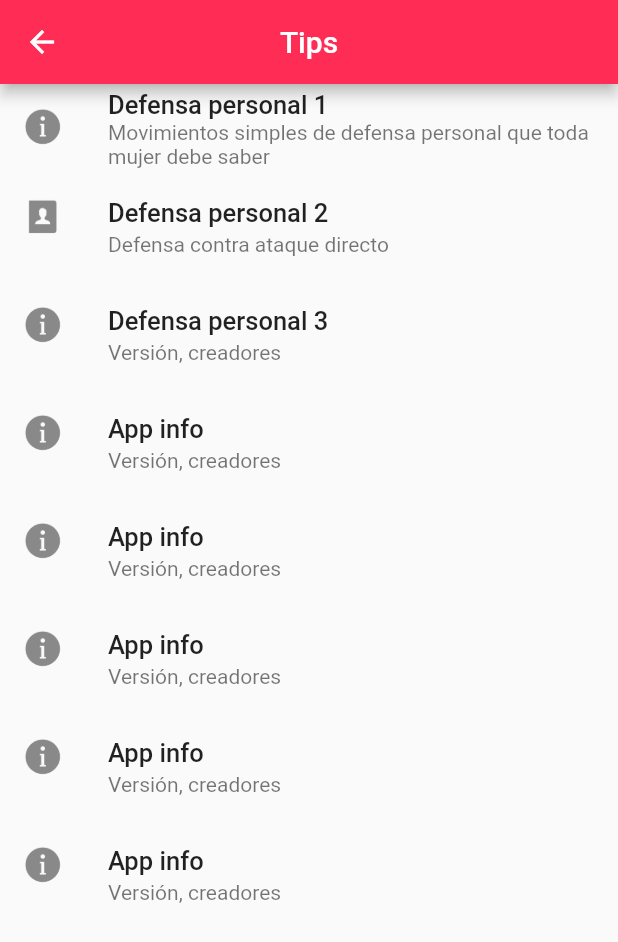
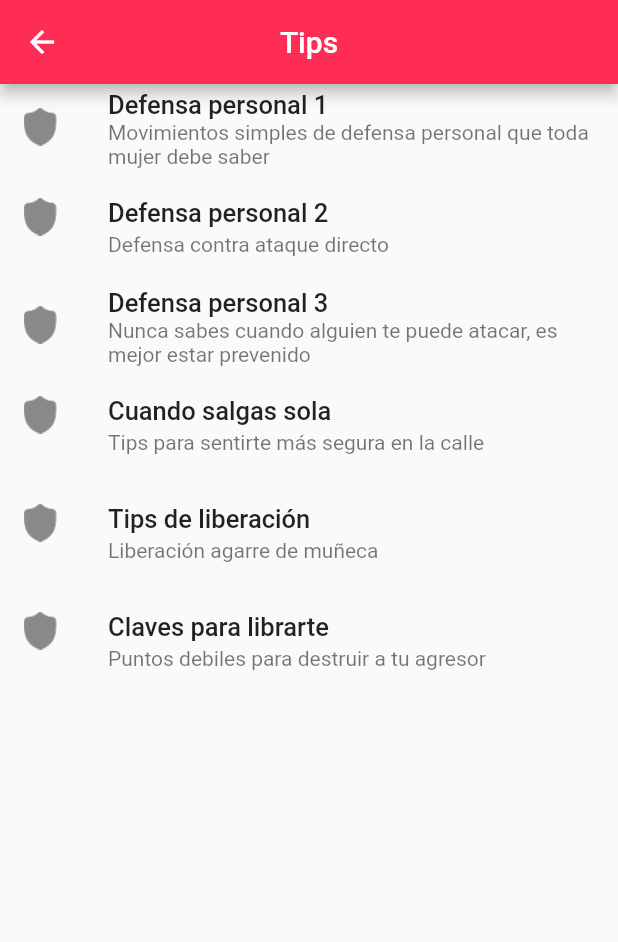
Before and after one commit to DaniloJ0/Help.me, a Flutter app: the MenuPage screen opened directly, after a tap on "Tips", on a phone screen of 412 x 824 dp. Shown: the top 942 px of the screen. Run offline on Flutter 3.47's test engine with Material 2 defaults, Android fonts, the phone set to English and light mode, and no system bars; our stand-ins replace firebase_auth, firebase_core, geocoding, geolocator, get, permission_handler and 2 more; missing offline and left inert: fluttercontactpicker, geocode, telephony; accounts and stored records are empty; Roboto replaces fonts that are missing (Abhaya Libre SemiBold).

Commit message:
feat: add tips session in Menu Page

```diff
--- a/lib/ui/tipsPage.dart
+++ b/lib/ui/tipsPage.dart
@@ -31,54 +31,41 @@ Widget ListMenu() {
   return ListView(
     children: [
       ListTile(
-          leading: icons('info'),
+          leading: icons('proteger'),
           title: textos('Defensa personal 1', 17.0, FontWeight.w500),
           subtitle: textos(
               'Movimientos simples de defensa personal que toda mujer debe saber', 14.0, FontWeight.w400),
               onTap: ()=> launch("https://www.youtube.com/watch?v=3sad-WUVAIs&list=PLPrkSqYAH8OebCsp0Bf04skVWeeq92pzS&index=2&ab_channel=IstiloMartialArts")),
       ListTile(
-          leading: icons('herContact'),
+          leading: icons('proteger'),
           title: textos('Defensa personal 2', 17.0, FontWeight.w500),
           subtitle: textos('Defensa contra ataque directo', 14.0,
               FontWeight.w400),
               onTap: ()=>  launch("https://www.youtube.com/watch?v=0iARKD6gEVI&list=PLPrkSqYAH8OebCsp0Bf04skVWeeq92pzS&index=6&ab_channel=YUGODefensaPersonal")),
       ListTile(
-        leading: icons('info'),
+          leading: icons('proteger'),
         title: textos('Defensa personal 3', 17.0, FontWeight.w500),
         subtitle: textos(
-            'Versión, creadores', 14.0, FontWeight.w400),
+            'Nunca sabes cuando alguien te puede atacar, es mejor estar prevenido', 14.0, FontWeight.w400),
               onTap: ()=> launch("https://www.youtube.com/watch?v=-yUZDbCJ1KI&list=PLPrkSqYAH8OebCsp0Bf04skVWeeq92pzS&index=15&ab_channel=BrainyCrafts")),
       ListTile(
-        leading: icons('info'),
-        title: textos('App info', 17.0, FontWeight.w500),
+          leading: icons('proteger'),
+        title: textos('Cuando salgas sola', 17.0, FontWeight.w500),
         subtitle: textos(
-            'Versión, creadores', 14.0, FontWeight.w400),
-              onTap: ()=> launch("")),
+            'Tips para sentirte más segura en la calle', 14.0, FontWeight.w400),
+              onTap: ()=> launch("https://www.youtube.com/watch?v=2mYtWxEFcNw&ab_channel=unafantaporfa")),
       ListTile(
-        leading: icons('info'),
-        title: textos('App info', 17.0, FontWeight.w500),
+          leading: icons('proteger'),
+        title: textos('Tips de liberación', 17.0, FontWeight.w500),
         subtitle: textos(
-            'Versión, creadores', 14.0, FontWeight.w400),
-              onTap: ()=> launch("")),
+            'Liberación agarre de muñeca', 14.0, FontWeight.w400),
+              onTap: ()=> launch("https://www.youtube.com/watch?v=vBhdKoyLBA0&list=PLPrkSqYAH8OebCsp0Bf04skVWeeq92pzS&index=5&ab_channel=YUGODefensaPersonal")),
       ListTile(
-        leading: icons('info'),
-        title: textos('App info', 17.0, FontWeight.w500),
+          leading: icons('proteger'),
+        title: textos('Claves para librarte', 17.0, FontWeight.w500),
         subtitle: textos(
-            'Versión, creadores', 14.0, FontWeight.w400),
-              onTap: ()=> launch("")),
-      ListTile(
-        leading: icons('info'),
-        title: textos('App info', 17.0, FontWeight.w500),
-        subtitle: textos(
-            'Versión, creadores', 14.0, FontWeight.w400),
-              onTap: ()=> launch("")),
-      ListTile(
-        leading: icons('info'),
-        title: textos('App info', 17.0, FontWeight.w500),
-        subtitle: textos(
-            'Versión, creadores', 14.0, FontWeight.w400),
-              onTap: ()=> launch("")),
-
+            'Puntos debiles para destruir a tu agresor', 14.0, FontWeight.w400),
+              onTap: ()=> launch("https://www.youtube.com/watch?v=Ctn_0nZjACI&list=PLPrkSqYAH8OebCsp0Bf04skVWeeq92pzS&index=22&ab_channel=GuerrerosKIDA")),
       ]
     );
 }
--- a/pubspec.yaml
+++ b/pubspec.yaml
@@ -53,7 +53,7 @@ dependencies:
   geocoding: ^2.0.4
   vibration: ^1.7.4-nullsafety.0
   shared_preferences: ^2.0.15
-  fluttercontactpicker: ^4.7.0
+  fluttercontactpicker: ^4.6.0
   url_launcher: ^6.1.2
 
 dev_dependencies:
```
Also changed, not shown: lib/ui/home_page.dart (+16 -16 lines), lib/assets/proteger.png (added), pubspec.lock, 1 other file.
